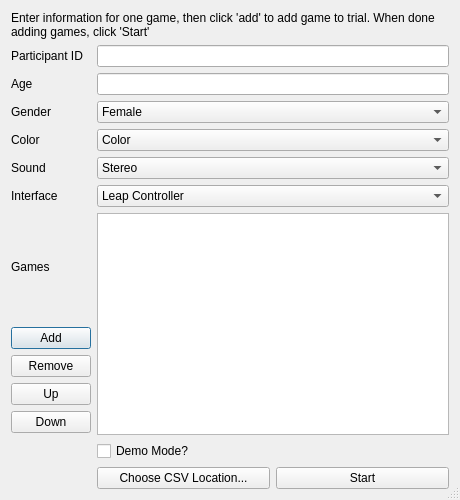
First picture: the form in UI/trialsettingsdialog.ui, repository garrisoh/Simon-ConCATination, before the edit.
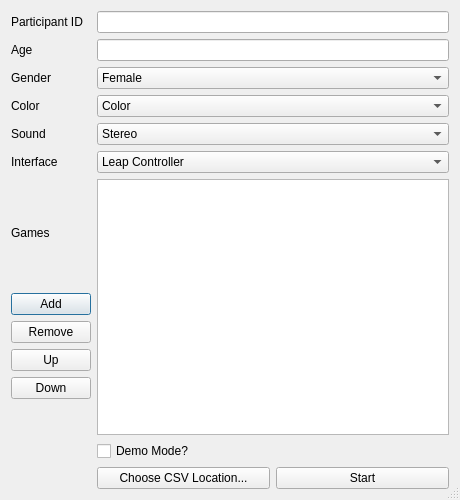
Second picture: the form after the edit.

Commit message: nitpicky changes before codefreeze

```diff
--- a/UI/trialsettingsdialog.ui
+++ b/UI/trialsettingsdialog.ui
@@ -17,7 +17,7 @@
    </sizepolicy>
   </property>
   <property name="windowTitle">
-   <string>Trial Settings</string>
+   <string>Game Setup Menu</string>
   </property>
   <property name="autoFillBackground">
    <bool>true</bool>
@@ -29,44 +29,34 @@
    <property name="fieldGrowthPolicy">
     <enum>QFormLayout::AllNonFixedFieldsGrow</enum>
    </property>
-   <item row="0" column="0" colspan="2">
-    <widget class="QLabel" name="label">
-     <property name="text">
-      <string>Enter information for one game, then click 'add' to add game to trial. When done adding games, click 'Start'</string>
-     </property>
-     <property name="wordWrap">
-      <bool>true</bool>
-     </property>
-    </widget>
-   </item>
-   <item row="1" column="0">
+   <item row="0" column="0">
     <widget class="QLabel" name="gameNumberLabel">
      <property name="text">
       <string>Participant ID</string>
      </property>
     </widget>
    </item>
-   <item row="1" column="1">
+   <item row="0" column="1">
     <widget class="QLineEdit" name="pidEdit"/>
    </item>
-   <item row="2" column="0">
+   <item row="1" column="0">
     <widget class="QLabel" name="ageLabel">
      <property name="text">
       <string>Age</string>
      </property>
     </widget>
    </item>
-   <item row="2" column="1">
+   <item row="1" column="1">
     <widget class="QLineEdit" name="ageEdit"/>
    </item>
-   <item row="3" column="0">
+   <item row="2" column="0">
     <widget class="QLabel" name="genderLabel">
      <property name="text">
       <string>Gender</string>
      </property>
     </widget>
    </item>
-   <item row="3" column="1">
+   <item row="2" column="1">
     <widget class="QComboBox" name="genderComboBox">
      <item>
       <property name="text">
@@ -80,14 +70,14 @@
      </item>
     </widget>
    </item>
-   <item row="6" column="0">
+   <item row="5" column="0">
     <widget class="QLabel" name="colorLabel">
      <property name="text">
       <string>Color</string>
      </property>
     </widget>
    </item>
-   <item row="6" column="1">
+   <item row="5" column="1">
     <widget class="QComboBox" name="colorComboBox">
      <item>
       <property name="text">
@@ -106,14 +96,14 @@
      </item>
     </widget>
    </item>
-   <item row="7" column="0">
+   <item row="6" column="0">
     <widget class="QLabel" name="soundLabel">
      <property name="text">
       <string>Sound</string>
      </property>
     </widget>
    </item>
-   <item row="7" column="1">
+   <item row="6" column="1">
     <widget class="QComboBox" name="soundComboBox">
      <item>
       <property name="text">
@@ -127,14 +117,14 @@
      </item>
     </widget>
    </item>
-   <item row="9" column="0">
+   <item row="8" column="0">
     <widget class="QLabel" name="inputLabel">
      <property name="text">
       <string>Interface</string>
      </property>
     </widget>
    </item>
-   <item row="9" column="1">
+   <item row="8" column="1">
     <widget class="QComboBox" name="inputComboBox">
      <item>
       <property name="text">
@@ -153,7 +143,7 @@
      </item>
     </widget>
    </item>
-   <item row="10" column="0">
+   <item row="9" column="0">
     <layout class="QVBoxLayout" name="verticalLayout">
      <item>
       <widget class="QLabel" name="label_3">
@@ -192,7 +182,7 @@
      </item>
     </layout>
    </item>
-   <item row="10" column="1">
+   <item row="9" column="1">
     <widget class="QTableView" name="gameTableView">
      <property name="frameShape">
       <enum>QFrame::StyledPanel</enum>
@@ -226,7 +216,17 @@
      </property>
     </widget>
    </item>
-   <item row="13" column="0">
+   <item row="11" column="1">
+    <widget class="QCheckBox" name="checkBox">
+     <property name="toolTip">
+      <string>&lt;html&gt;&lt;head/&gt;&lt;body&gt;&lt;p&gt;In Demo Mode, the game does not record any data.&lt;/p&gt;&lt;/body&gt;&lt;/html&gt;</string>
+     </property>
+     <property name="text">
+      <string>Demo Mode?</string>
+     </property>
+    </widget>
+   </item>
+   <item row="12" column="0">
     <spacer name="horizontalSpacer">
      <property name="orientation">
       <enum>Qt::Horizontal</enum>
@@ -239,7 +239,7 @@
      </property>
     </spacer>
    </item>
-   <item row="13" column="1">
+   <item row="12" column="1">
     <layout class="QHBoxLayout" name="horizontalLayout_4">
      <item>
       <widget class="QPushButton" name="pushButton">
@@ -257,16 +257,6 @@
      </item>
     </layout>
    </item>
-   <item row="12" column="1">
-    <widget class="QCheckBox" name="checkBox">
-     <property name="toolTip">
-      <string>&lt;html&gt;&lt;head/&gt;&lt;body&gt;&lt;p&gt;In Demo Mode, the game does not record any data.&lt;/p&gt;&lt;/body&gt;&lt;/html&gt;</string>
-     </property>
-     <property name="text">
-      <string>Demo Mode?</string>
-     </property>
-    </widget>
-   </item>
   </layout>
  </widget>
  <resources/>
```
The commit also changes 1 other file.
